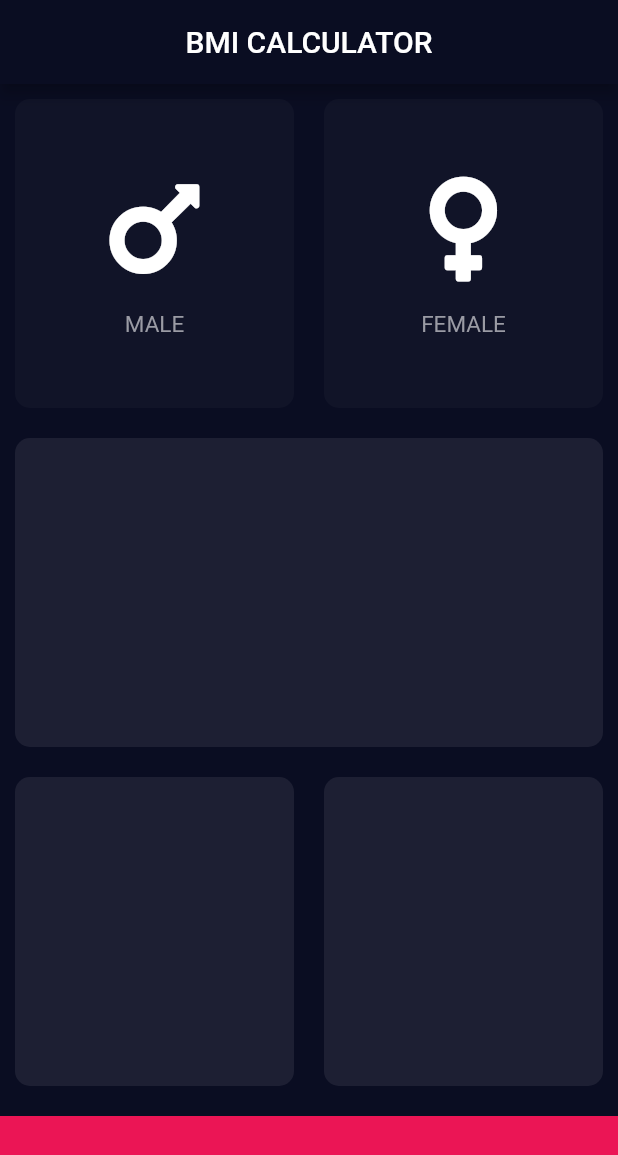
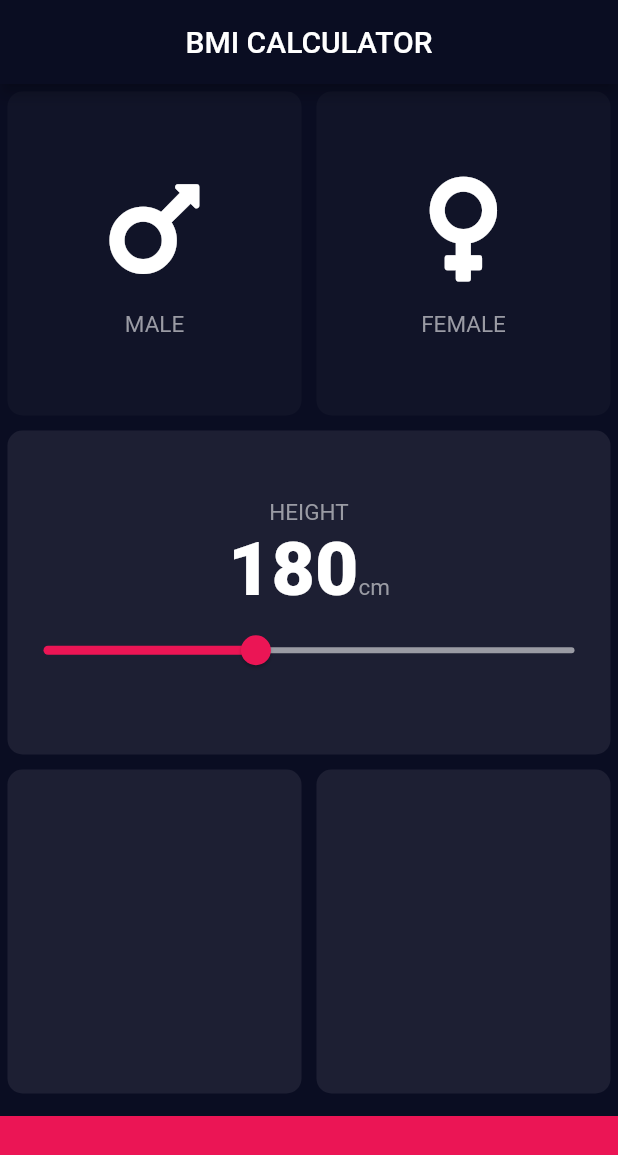
Before and after one commit to dev-nomi/BmiCalculator, a Flutter app: the screen it shows after launch, on a phone screen of 412 x 824 dp. Shown: the top 1155 px of the screen. Run offline on Flutter 3.47's test engine with Material 2 defaults, Android fonts, the phone set to English and light mode, and no system bars; our stand-ins replace font_awesome_flutter.

```diff
--- a/lib/Constants.dart
+++ b/lib/Constants.dart
@@ -4,11 +4,17 @@ const kActiveCardColor = Color(0xFF1d1f33);
 const kInacticeCardColor = Color(0xFF111428);
 const kBottomCardColor = Color(0xFFeb1555);
 const kBottomContainerHeight = 80.0;
+const kLabelColor = Color(0xFF9a9ba4);
 enum Gender {
   MALE,
   FEMALE,
 }
 const kLabelStyle =TextStyle(
   fontSize: 15.0,
-  color: Color(0xFF9a9ba4),
+  color: kLabelColor ,
 );
+
+const kNumberTextStyle =TextStyle(
+fontSize: 50.0,
+fontWeight: FontWeight.w900,
+); //TextStyle
--- a/lib/InputPage.dart
+++ b/lib/InputPage.dart
@@ -3,7 +3,6 @@ import 'package:font_awesome_flutter/font_awesome_flutter.dart';
 import 'ReusableCard.dart';
 import 'ReusableIcon.dart';
 import 'Constants.dart';
-
 
 class InputPage extends StatefulWidget {
   @override
@@ -12,6 +11,7 @@ class InputPage extends StatefulWidget {
 
 class _InputPageState extends State<InputPage> {
   Gender selectedGender;
+  int height=180;
 
   @override
   Widget build(BuildContext context) {
@@ -29,9 +29,9 @@ class _InputPageState extends State<InputPage> {
                 children: <Widget>[
                   Expanded(
                     child: ReusableCard(
-                      onPress: (){
+                      onPress: () {
                         setState(() {
-                          selectedGender=Gender.MALE;
+                          selectedGender = Gender.MALE;
                         });
                       },
                       colour: selectedGender == Gender.MALE
@@ -45,9 +45,9 @@ class _InputPageState extends State<InputPage> {
                   ),
                   Expanded(
                     child: ReusableCard(
-                      onPress: (){
+                      onPress: () {
                         setState(() {
-                          selectedGender=Gender.FEMALE;
+                          selectedGender = Gender.FEMALE;
                         });
                       },
                       colour: selectedGender == Gender.FEMALE
@@ -65,6 +65,45 @@ class _InputPageState extends State<InputPage> {
             Expanded(
               child: ReusableCard(
                 colour: kActiveCardColor,
+                cardChild: Column(
+                  crossAxisAlignment: CrossAxisAlignment.stretch,
+                  mainAxisAlignment: MainAxisAlignment.center,
+                  children: <Widget>[
+                    Center(
+                      child: Text(
+                        'HEIGHT',
+                        style: kLabelStyle,
+                      ),
+                    ),
+                    Row(
+                      mainAxisAlignment: MainAxisAlignment.center,
+                      crossAxisAlignment: CrossAxisAlignment.baseline,
+                      textBaseline: TextBaseline.alphabetic,
+                      children: <Widget>[
+                        Text(
+                          height.toString(),
+                          style: kNumberTextStyle,
+                        ),
+                        Text(
+                          "cm",
+                          style: kLabelStyle,
+                        ),
+                      ],
+                    ),
+                    Slider(
+                        value: height.toDouble(),
+                        onChanged: (double newValue){
+                          setState(() {
+                            height=newValue.toInt();
+                          });
+                        },
+                        activeColor: kBottomCardColor,
+                        inactiveColor: kLabelColor,
+                        min: 100.0,
+                        max: 300.0,
+                    ),
+                  ],
+                ),
               ),
             ),
             Expanded(
--- a/lib/ReusableCard.dart
+++ b/lib/ReusableCard.dart
@@ -12,7 +12,7 @@ class ReusableCard extends StatelessWidget {
       onTap: onPress,
       child: Container(
         child: cardChild,
-        margin: EdgeInsets.all(10.0),
+        margin: EdgeInsets.all(5.0),
         decoration: BoxDecoration(
           color: colour,
           borderRadius: BorderRadius.circular(10.0),
```
